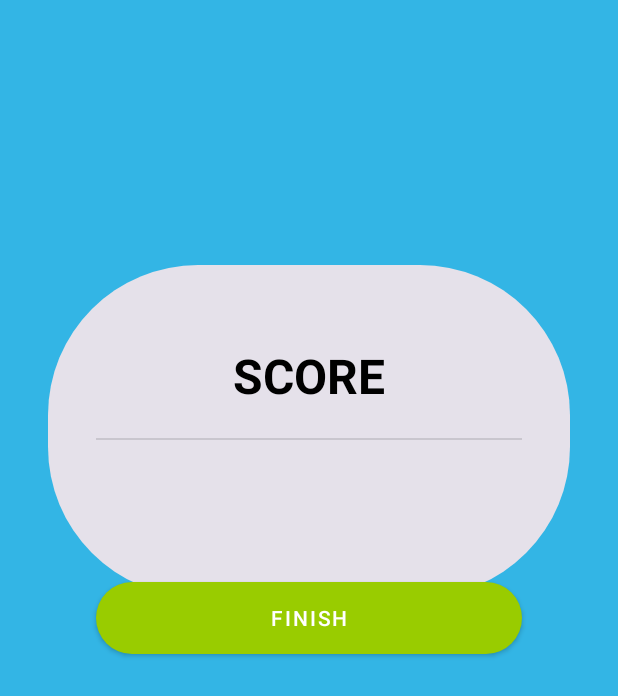
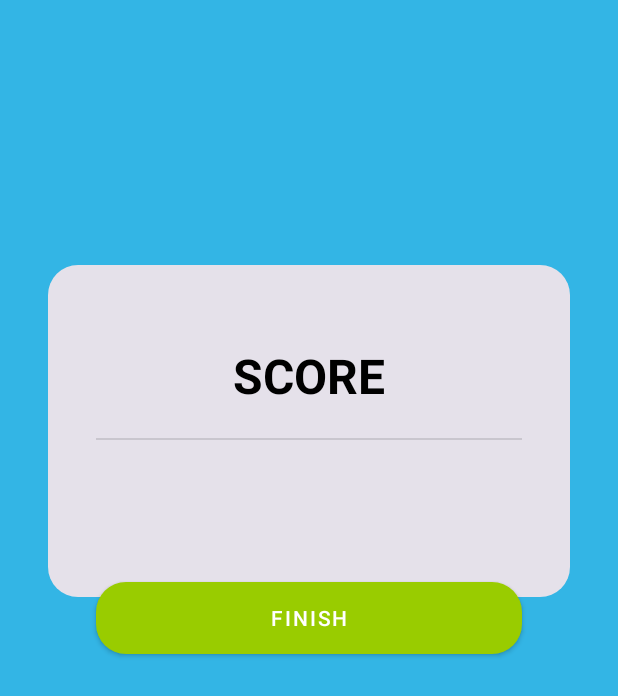
Before and after one commit to priyanshu3666/QUIZIFY, an Android app: the ScoreActivity screen opened directly, with no data from a screen before it, on a phone screen of 412 x 824 dp. Shown: the top 696 px of the screen. Run offline under Robolectric (Android 15) with nearby library versions, the light colour scheme and no system bars.

Commit message:
project completed

```diff
--- a/Quizify/app/src/main/java/com/example/quizify/StartActivity.java
+++ b/Quizify/app/src/main/java/com/example/quizify/StartActivity.java
@@ -41,7 +41,7 @@ public class StartActivity extends AppCompatActivity {
             @Override
             public void run() {
                 try {
-                    Thread.sleep(3000);
+                    Thread.sleep(2000);
                 } catch (InterruptedException e) {
                     e.printStackTrace();
                 }
--- a/Quizify/app/src/main/res/anim/myanim.xml
+++ b/Quizify/app/src/main/res/anim/myanim.xml
@@ -1,7 +1,7 @@
 <?xml version="1.0" encoding="utf-8"?>
 <set xmlns:android="http://schemas.android.com/apk/res/android">
     <scale
-        android:duration="3000"
+        android:duration="2000"
         android:fromXScale="0.5"
         android:fromYScale="0.5"
         android:pivotX="50%"
--- a/Quizify/app/src/main/res/drawable/roundedcorners.xml
+++ b/Quizify/app/src/main/res/drawable/roundedcorners.xml
@@ -1,6 +1,6 @@
 <?xml version="1.0" encoding="utf-8"?>
 <shape xmlns:android="http://schemas.android.com/apk/res/android">
-    <corners android:radius="100dp" />
+    <corners android:radius="20dp" />
     <solid android:color="#E5E1EA" />
     <padding android:bottom = "10dp" android:left="10dp" android:right="10dp" android:top="10dp" />
 
--- a/Quizify/app/src/main/res/layout/activity_start.xml
+++ b/Quizify/app/src/main/res/layout/activity_start.xml
@@ -28,8 +28,8 @@
         android:textColor="#2B2929"
         android:textSize="40sp"
         android:textStyle="bold"
-        app:layout_constraintBottom_toBottomOf="parent"
+        app:layout_constraintBottom_toBottomOf="@+id/logoview"
         app:layout_constraintEnd_toEndOf="parent"
-        app:layout_constraintStart_toStartOf="parent"
+        app:layout_constraintStart_toStartOf="@+id/logoview"
         app:layout_constraintTop_toTopOf="@+id/logoview" />
 </androidx.constraintlayout.widget.ConstraintLayout>
--- a/Quizify/build.gradle
+++ b/Quizify/build.gradle
@@ -5,7 +5,7 @@ buildscript {
         jcenter()
     }
     dependencies {
-        classpath "com.android.tools.build:gradle:4.1.1"
+        classpath 'com.android.tools.build:gradle:4.1.2'
         classpath 'com.google.gms:google-services:4.3.4'
 
         // NOTE: Do not place your application dependencies here; they belong
```
